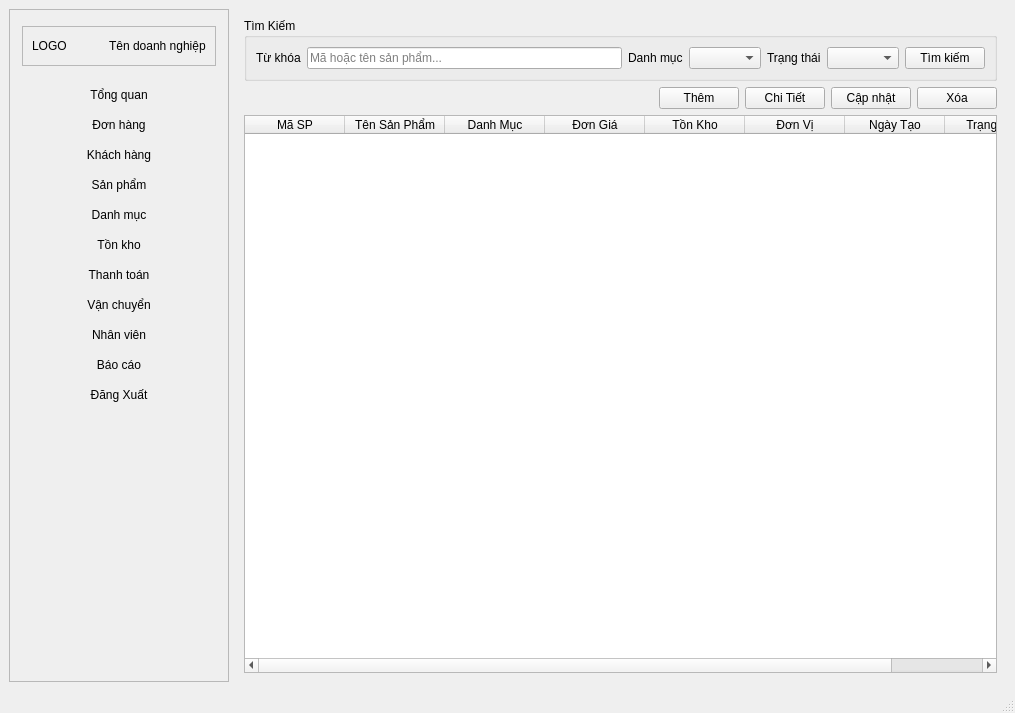
This is ui/main_window.ui in thinh-doan/sales-and-warehouse-management-system as Qt 5 draws it before an edit. The edited form follows.
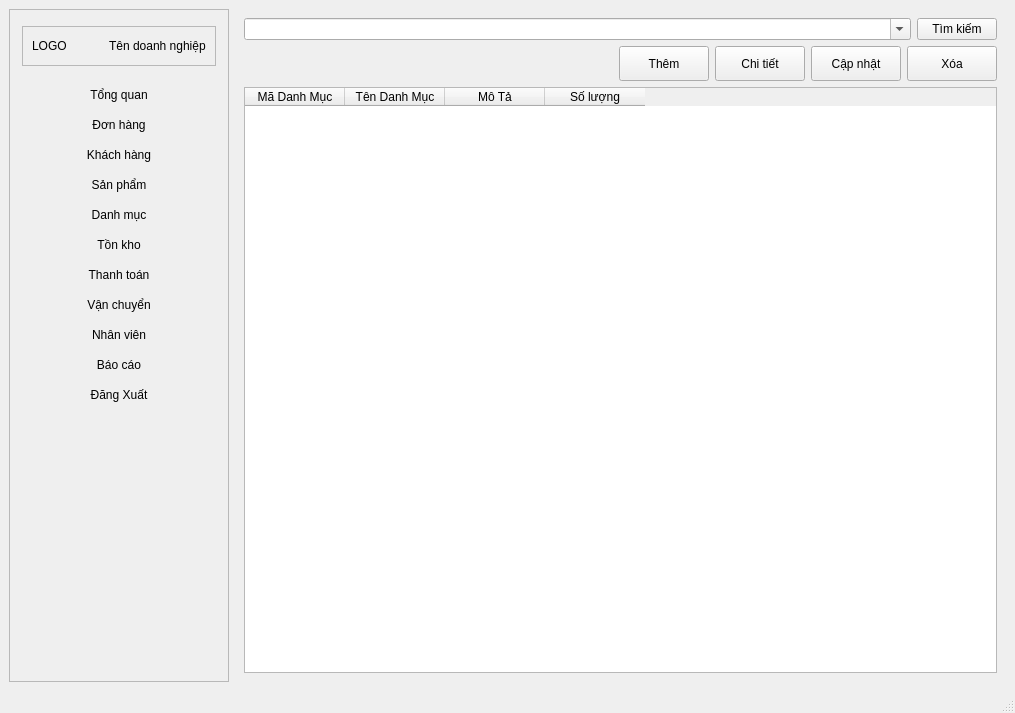
This is the edited form.

Diff of the .ui file:
```diff
--- a/ui/main_window.ui
+++ b/ui/main_window.ui
@@ -228,7 +228,7 @@
     <item>
      <widget class="QStackedWidget" name="stackedWidget">
       <property name="currentIndex">
-       <number>3</number>
+       <number>4</number>
       </property>
       <widget class="QWidget" name="tabTongQuan"/>
       <widget class="QWidget" name="tabDonHang">
@@ -856,6 +856,139 @@
         </item>
        </layout>
       </widget>
+      <widget class="QWidget" name="tabDanhMuc">
+       <layout class="QVBoxLayout" name="verticalLayout_6">
+        <item>
+         <layout class="QHBoxLayout" name="topLayout" stretch="10,1">
+          <item>
+           <widget class="QComboBox" name="comboBox">
+            <property name="editable">
+             <bool>true</bool>
+            </property>
+            <property name="currentText">
+             <string/>
+            </property>
+           </widget>
+          </item>
+          <item>
+           <widget class="QPushButton" name="btnSearch_4">
+            <property name="text">
+             <string>Tìm kiếm</string>
+            </property>
+           </widget>
+          </item>
+         </layout>
+        </item>
+        <item>
+         <layout class="QHBoxLayout" name="horizontalLayout_9">
+          <item>
+           <spacer name="horizontalSpacer_11">
+            <property name="orientation">
+             <enum>Qt::Horizontal</enum>
+            </property>
+            <property name="sizeHint" stdset="0">
+             <size>
+              <width>40</width>
+              <height>20</height>
+             </size>
+            </property>
+           </spacer>
+          </item>
+          <item>
+           <widget class="QPushButton" name="btnAdd_4">
+            <property name="minimumSize">
+             <size>
+              <width>90</width>
+              <height>35</height>
+             </size>
+            </property>
+            <property name="text">
+             <string>Thêm</string>
+            </property>
+           </widget>
+          </item>
+          <item>
+           <widget class="QPushButton" name="btnRefresh_3">
+            <property name="minimumSize">
+             <size>
+              <width>90</width>
+              <height>35</height>
+             </size>
+            </property>
+            <property name="text">
+             <string>Chi tiết</string>
+            </property>
+           </widget>
+          </item>
+          <item>
+           <widget class="QPushButton" name="btnRefresh_2">
+            <property name="minimumSize">
+             <size>
+              <width>90</width>
+              <height>35</height>
+             </size>
+            </property>
+            <property name="text">
+             <string>Cập nhật</string>
+            </property>
+           </widget>
+          </item>
+          <item>
+           <widget class="QPushButton" name="btnDelete_5">
+            <property name="minimumSize">
+             <size>
+              <width>90</width>
+              <height>35</height>
+             </size>
+            </property>
+            <property name="text">
+             <string>Xóa</string>
+            </property>
+           </widget>
+          </item>
+         </layout>
+        </item>
+        <item>
+         <widget class="QTableWidget" name="tblCategory">
+          <property name="editTriggers">
+           <set>QAbstractItemView::NoEditTriggers</set>
+          </property>
+          <property name="alternatingRowColors">
+           <bool>true</bool>
+          </property>
+          <property name="selectionMode">
+           <enum>QAbstractItemView::NoSelection</enum>
+          </property>
+          <property name="selectionBehavior">
+           <enum>QAbstractItemView::SelectItems</enum>
+          </property>
+          <property name="sortingEnabled">
+           <bool>true</bool>
+          </property>
+          <column>
+           <property name="text">
+            <string>Mã Danh Mục</string>
+           </property>
+          </column>
+          <column>
+           <property name="text">
+            <string>Tên Danh Mục</string>
+           </property>
+          </column>
+          <column>
+           <property name="text">
+            <string>Mô Tả</string>
+           </property>
+          </column>
+          <column>
+           <property name="text">
+            <string>Số lượng</string>
+           </property>
+          </column>
+         </widget>
+        </item>
+       </layout>
+      </widget>
       <widget class="QWidget" name="tabTonKho">
        <widget class="QCheckBox" name="checkBox">
         <property name="geometry">
```
